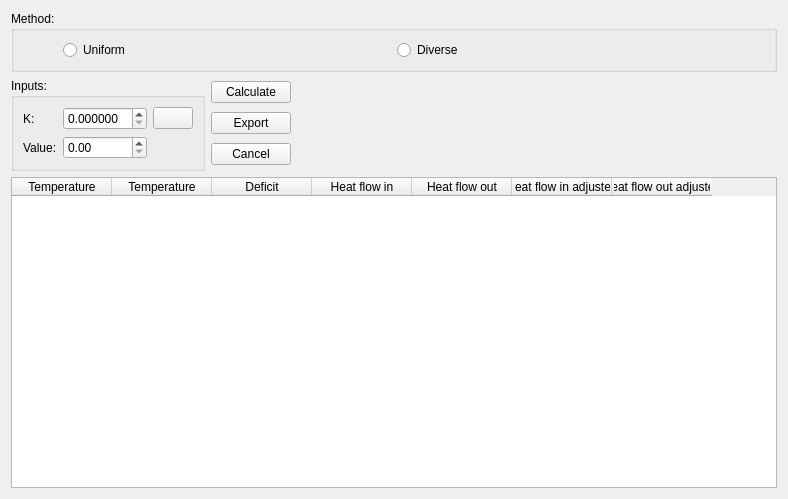
This is problemtable.ui in Gahemo0306/SHEN_ACTUALIZADO as Qt 5 draws it before an edit. The edited form follows.
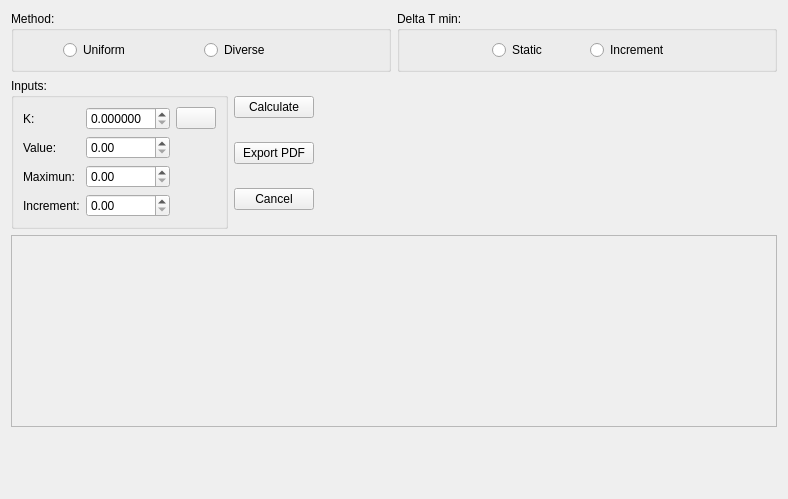
This is the edited form. Icons and pictures are not drawn.

The edit to the form file:
```diff
--- a/problemtable.ui
+++ b/problemtable.ui
@@ -13,7 +13,7 @@
   <property name="windowTitle">
    <string>Form</string>
   </property>
-  <layout class="QGridLayout" name="gridLayout_8">
+  <layout class="QGridLayout" name="gridLayout_5">
    <item row="0" column="0" colspan="2">
     <layout class="QGridLayout" name="gridLayout">
      <item row="0" column="0">
@@ -71,6 +71,61 @@
        </layout>
       </widget>
      </item>
+     <item row="0" column="1">
+      <widget class="QGroupBox" name="groupBox_2">
+       <property name="title">
+        <string>Delta T min:</string>
+       </property>
+       <layout class="QGridLayout" name="gridLayout_3">
+        <item row="0" column="0">
+         <spacer name="horizontalSpacer_3">
+          <property name="orientation">
+           <enum>Qt::Horizontal</enum>
+          </property>
+          <property name="sizeType">
+           <enum>QSizePolicy::Ignored</enum>
+          </property>
+          <property name="sizeHint" stdset="0">
+           <size>
+            <width>83</width>
+            <height>20</height>
+           </size>
+          </property>
+         </spacer>
+        </item>
+        <item row="0" column="1">
+         <widget class="QRadioButton" name="estatico">
+          <property name="text">
+           <string>Static</string>
+          </property>
+         </widget>
+        </item>
+        <item row="0" column="2">
+         <widget class="QRadioButton" name="incremento">
+          <property name="text">
+           <string>Increment</string>
+          </property>
+         </widget>
+        </item>
+        <item row="0" column="3">
+         <spacer name="horizontalSpacer_4">
+          <property name="orientation">
+           <enum>Qt::Horizontal</enum>
+          </property>
+          <property name="sizeType">
+           <enum>QSizePolicy::Ignored</enum>
+          </property>
+          <property name="sizeHint" stdset="0">
+           <size>
+            <width>83</width>
+            <height>20</height>
+           </size>
+          </property>
+         </spacer>
+        </item>
+       </layout>
+      </widget>
+     </item>
     </layout>
    </item>
    <item row="1" column="0">
@@ -91,6 +146,17 @@
           </property>
          </widget>
         </item>
+        <item row="0" column="2">
+         <widget class="QPushButton" name="help_tableproblem">
+          <property name="text">
+           <string/>
+          </property>
+          <property name="icon">
+           <iconset resource="resources.qrc">
+            <normaloff>:/resources/Resources/ayuda.png</normaloff>:/resources/Resources/ayuda.png</iconset>
+          </property>
+         </widget>
+        </item>
         <item row="0" column="0">
          <widget class="QLabel" name="label1">
           <property name="text">
@@ -117,17 +183,26 @@
           </property>
          </widget>
         </item>
-        <item row="0" column="2">
-         <widget class="QPushButton" name="pushButton_4">
+        <item row="2" column="0">
+         <widget class="QLabel" name="Maximo">
           <property name="text">
-           <string/>
+           <string>Maximun:</string>
           </property>
-          <property name="icon">
-           <iconset resource="resources.qrc">
-            <normaloff>:/resources/Resources/ayuda.png</normaloff>:/resources/Resources/ayuda.png</iconset>
+         </widget>
+        </item>
+        <item row="3" column="0">
+         <widget class="QLabel" name="Incremento">
+          <property name="text">
+           <string>Increment:</string>
           </property>
          </widget>
         </item>
+        <item row="2" column="1">
+         <widget class="QDoubleSpinBox" name="Max"/>
+        </item>
+        <item row="3" column="1">
+         <widget class="QDoubleSpinBox" name="Inc"/>
+        </item>
        </layout>
       </widget>
      </item>
@@ -151,7 +226,7 @@
      <item row="1" column="0">
       <widget class="QPushButton" name="pushButton_2">
        <property name="text">
-        <string>Export</string>
+        <string>Export PDF</string>
        </property>
       </widget>
      </item>
@@ -172,47 +247,24 @@
     </layout>
    </item>
    <item row="2" column="0" colspan="2">
-    <layout class="QGridLayout" name="gridLayout_5">
-     <item row="0" column="0">
-      <widget class="QTableWidget" name="Tabla">
-       <column>
-        <property name="text">
-         <string>Temperature</string>
-        </property>
-       </column>
-       <column>
-        <property name="text">
-         <string>Temperature</string>
-        </property>
-       </column>
-       <column>
-        <property name="text">
-         <string>Deficit</string>
-        </property>
-       </column>
-       <column>
-        <property name="text">
-         <string>Heat flow in</string>
-        </property>
-       </column>
-       <column>
-        <property name="text">
-         <string>Heat flow out</string>
-        </property>
-       </column>
-       <column>
-        <property name="text">
-         <string>Heat flow in adjusted</string>
-        </property>
-       </column>
-       <column>
-        <property name="text">
-         <string>Heat flow out adjusted</string>
-        </property>
-       </column>
-      </widget>
-     </item>
-    </layout>
+    <widget class="QTableWidget" name="Tabla">
+     <property name="enabled">
+      <bool>false</bool>
+     </property>
+    </widget>
+   </item>
+   <item row="3" column="0" colspan="2">
+    <spacer name="verticalSpacer">
+     <property name="orientation">
+      <enum>Qt::Vertical</enum>
+     </property>
+     <property name="sizeHint" stdset="0">
+      <size>
+       <width>20</width>
+       <height>40</height>
+      </size>
+     </property>
+    </spacer>
    </item>
   </layout>
  </widget>
```
Left out of the diff: 6 changed lines with no effect on the pictures.
